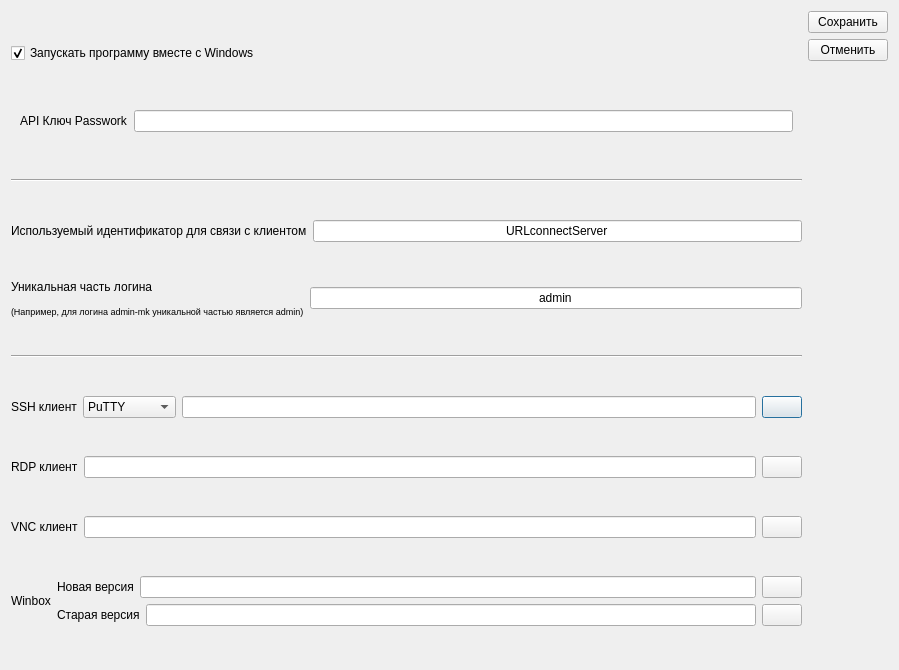
NorthBridgeKholmsk/URLConnect, file Server/settingswindow.ui: the form before one commit.
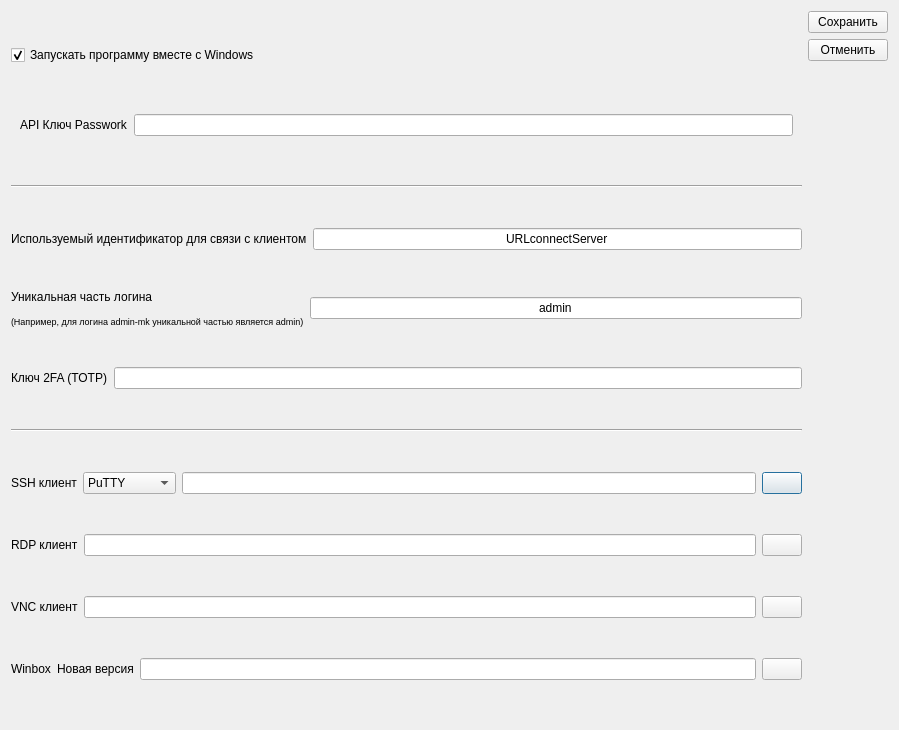
The form after the commit. Icons and pictures are not drawn.

```diff
--- a/Server/settingswindow.ui
+++ b/Server/settingswindow.ui
@@ -10,7 +10,7 @@
     <x>0</x>
     <y>0</y>
     <width>899</width>
-    <height>670</height>
+    <height>730</height>
    </rect>
   </property>
   <property name="contextMenuPolicy">
@@ -150,6 +150,21 @@
        </item>
       </layout>
      </item>
+      <item>
+       <layout class="QHBoxLayout" name="horizontalLayout_11">
+        <item>
+         <widget class="QLabel" name="totpLabel">
+          <property name="text">
+           <string>Ключ 2FA (TOTP)</string>
+          </property>
+         </widget>
+        </item>
+        <item>
+         <widget class="QLineEdit" name="totpSecret"/>
+        </item>
+       </layout>
+      </item>
+
      <item>
       <widget class="Line" name="line_2">
        <property name="orientation">
@@ -285,31 +300,6 @@
            </item>
           </layout>
          </item>
-         <item>
-          <layout class="QHBoxLayout" name="horizontalLayout_9">
-           <item>
-            <widget class="QLabel" name="label_7">
-             <property name="text">
-              <string>Старая версия</string>
-             </property>
-            </widget>
-           </item>
-           <item>
-            <widget class="QLineEdit" name="winboxOldAppPath"/>
-           </item>
-           <item>
-            <widget class="QPushButton" name="winboxOldFindButton">
-             <property name="text">
-              <string/>
-             </property>
-             <property name="icon">
-              <iconset resource="icons.qrc">
-               <normaloff>:/iconSettings/findExe.png</normaloff>:/iconSettings/findExe.png</iconset>
-             </property>
-            </widget>
-           </item>
-          </layout>
-         </item>
         </layout>
        </item>
       </layout>
```
